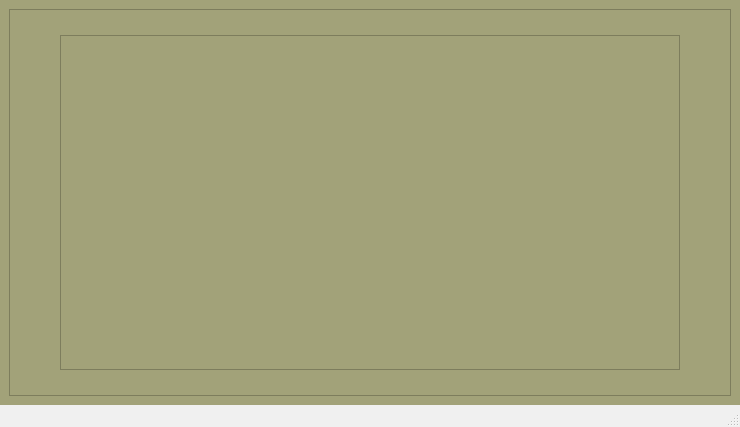
This is Client/mainwindow.ui in AlexandruNuta/ProjectModernCPP as Qt 5 draws it before an edit. The edited form follows.
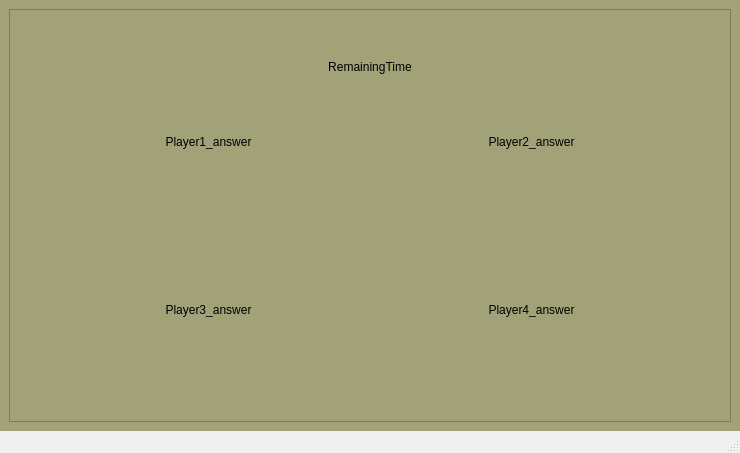
This is the edited form. The open tabs and pages were chosen to show the change. Icons and pictures are not drawn.

Commit message: Added timers, Phases functions, changed styles

```diff
--- a/Client/mainwindow.ui
+++ b/Client/mainwindow.ui
@@ -7,7 +7,7 @@
     <x>0</x>
     <y>0</y>
     <width>740</width>
-    <height>427</height>
+    <height>453</height>
    </rect>
   </property>
   <property name="minimumSize">
@@ -2174,16 +2174,133 @@
          <number>50</number>
         </property>
         <property name="topMargin">
-         <number>25</number>
+         <number>50</number>
         </property>
         <property name="rightMargin">
          <number>50</number>
         </property>
         <property name="bottomMargin">
-         <number>25</number>
+         <number>50</number>
         </property>
+        <item row="1" column="0">
+         <layout class="QVBoxLayout" name="verticalLayout_15">
+          <item>
+           <layout class="QHBoxLayout" name="horizontalLayout_20">
+            <item>
+             <widget class="QLabel" name="label_Player1_answer">
+              <property name="styleSheet">
+               <string notr="true"/>
+              </property>
+              <property name="text">
+               <string>Player1_answer</string>
+              </property>
+              <property name="alignment">
+               <set>Qt::AlignCenter</set>
+              </property>
+             </widget>
+            </item>
+            <item>
+             <spacer name="verticalSpacer_20">
+              <property name="orientation">
+               <enum>Qt::Vertical</enum>
+              </property>
+              <property name="sizeHint" stdset="0">
+               <size>
+                <width>20</width>
+                <height>40</height>
+               </size>
+              </property>
+             </spacer>
+            </item>
+            <item>
+             <widget class="QLabel" name="label_Player2_answer">
+              <property name="text">
+               <string>Player2_answer</string>
+              </property>
+              <property name="alignment">
+               <set>Qt::AlignCenter</set>
+              </property>
+             </widget>
+            </item>
+           </layout>
+          </item>
+          <item>
+           <spacer name="horizontalSpacer_45">
+            <property name="orientation">
+             <enum>Qt::Horizontal</enum>
+            </property>
+            <property name="sizeHint" stdset="0">
+             <size>
+              <width>40</width>
+              <height>20</height>
+             </size>
+            </property>
+           </spacer>
+          </item>
+          <item>
+           <spacer name="horizontalSpacer_44">
+            <property name="orientation">
+             <enum>Qt::Horizontal</enum>
+            </property>
+            <property name="sizeHint" stdset="0">
+             <size>
+              <width>40</width>
+              <height>20</height>
+             </size>
+            </property>
+           </spacer>
+          </item>
+          <item>
+           <layout class="QHBoxLayout" name="horizontalLayout_21">
+            <item>
+             <widget class="QLabel" name="label_Player3_answer">
+              <property name="text">
+               <string>Player3_answer</string>
+              </property>
+              <property name="alignment">
+               <set>Qt::AlignCenter</set>
+              </property>
+             </widget>
+            </item>
+            <item>
+             <spacer name="verticalSpacer_21">
+              <property name="orientation">
+               <enum>Qt::Vertical</enum>
+              </property>
+              <property name="sizeHint" stdset="0">
+               <size>
+                <width>20</width>
+                <height>40</height>
+               </size>
+              </property>
+             </spacer>
+            </item>
+            <item>
+             <widget class="QLabel" name="label_Player4_answer">
+              <property name="text">
+               <string>Player4_answer</string>
+              </property>
+              <property name="alignment">
+               <set>Qt::AlignCenter</set>
+              </property>
+             </widget>
+            </item>
+           </layout>
+          </item>
+         </layout>
+        </item>
         <item row="0" column="0">
-         <widget class="QGraphicsView" name="graphicsView"/>
+         <widget class="QLabel" name="label_QuestionAnsweringResultsRemainingTime">
+          <property name="styleSheet">
+           <string notr="true">font: 9pt &quot;Tempus Sans ITC&quot;;</string>
+          </property>
+          <property name="text">
+           <string>RemainingTime</string>
+          </property>
+          <property name="alignment">
+           <set>Qt::AlignCenter</set>
+          </property>
+         </widget>
         </item>
        </layout>
       </widget>
```
Left out of the diff: 307 changed lines with no effect on the pictures. Lines whose indentation alone changed are shown as unchanged. The commit also changes 27 other files.
